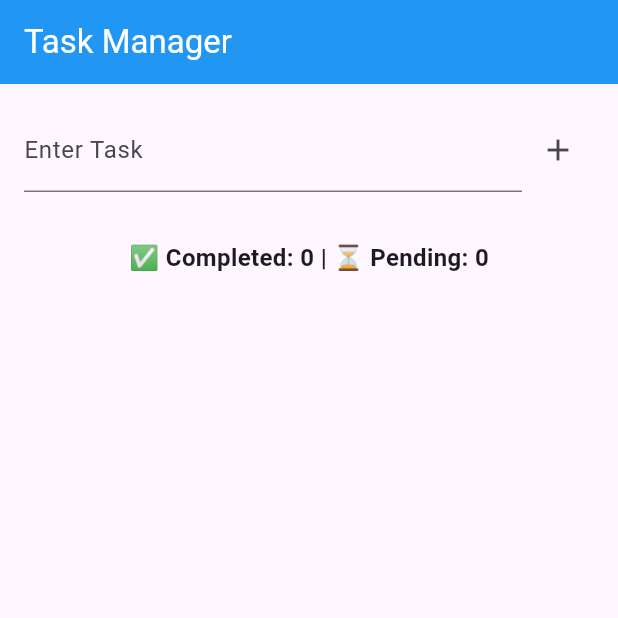
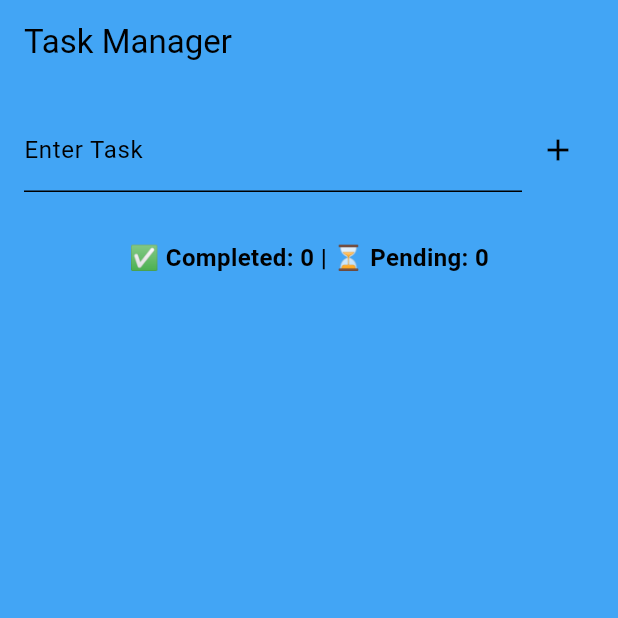
Before and after one commit to abir739/Flutter_Widgets, a Flutter app: the TaskScreen screen opened directly, on a phone screen of 412 x 824 dp, the top half of it. Run offline on Flutter 3.47's test engine with Material 3 defaults, Android fonts, the light colour scheme and no system bars; our stand-ins replace flutter_bloc, flutter_riverpod, flutter_slidable, get, hive, hive_flutter and 1 more; accounts and stored records are empty.

Commit message:
Flutter Masterclass P1: Themes: light vs dark mode

```diff
--- a/FULL Flutter Masterclass/todo_app/lib/bd/todo_data.dart
+++ b/FULL Flutter Masterclass/todo_app/lib/bd/todo_data.dart
@@ -3,6 +3,8 @@ import 'package:hive/hive.dart';
 import 'package:todo_app/models/todo_model.dart';
 
 class TaskData extends ChangeNotifier {
+  // reference the hive box
+  // final _box = Hive.openBox('toDoBox)
   final Box<TodoModel> _box;
 
   TaskData(this._box);
--- /dev/null
+++ b/FULL Flutter Masterclass/todo_app/lib/theme/theme.dart
@@ -0,0 +1,16 @@
+import 'package:flutter/material.dart';
+
+ThemeData lightMode = ThemeData(
+  brightness: Brightness.light,
+  colorScheme: ColorScheme.light(surface: Colors.blue.shade400,
+  primary: Colors.blue.shade300,
+  secondary: Colors.blue.shade200),
+
+);
+
+ThemeData darkMode = ThemeData(
+  brightness: Brightness.dark,
+  colorScheme: ColorScheme.dark(surface: Colors.blue.shade900,
+  primary: Colors.blue.shade800,
+  secondary: Colors.blue.shade700)
+);
--- /dev/null
+++ b/FULL Flutter Masterclass/todo_app/lib/theme/theme_provider.dart
@@ -0,0 +1,21 @@
+import 'package:flutter/material.dart';
+import 'package:todo_app/theme/theme.dart';
+
+class ThemeProvider extends ChangeNotifier {
+  ThemeData _themeData = lightMode;
+
+  ThemeData get themeData => _themeData;
+
+  set themeData(ThemeData themeData) {
+    _themeData = themeData;
+    notifyListeners();
+  }
+
+  void toggleTheme() {
+    if (_themeData == lightMode) {
+      themeData = darkMode;
+    } else {
+      themeData = lightMode;
+    }
+  }
+}
--- a/FULL Flutter Masterclass/todo_app/lib/widgets/task_tile_widget.dart
+++ b/FULL Flutter Masterclass/todo_app/lib/widgets/task_tile_widget.dart
@@ -34,7 +34,7 @@ class TaskTileWidget extends StatelessWidget {
         child: Container(
           padding: const EdgeInsets.all(20),
           decoration: BoxDecoration(
-            color: Colors.blue,
+            color: Theme.of(context).colorScheme.primary,
             borderRadius: BorderRadius.circular(14),
           ),
           child: ListTile(
--- a/FULL Flutter Masterclass/todo_app/pubspec.yaml
+++ b/FULL Flutter Masterclass/todo_app/pubspec.yaml
@@ -39,13 +39,14 @@ dependencies:
   provider: ^6.1.4
   hive: ^2.2.3
   hive_flutter: ^1.1.0
-  hive_generator: ^2.0.1
-  build_runner: ^2.4.13
+
   flutter_slidable: ^3.1.2
 
 dev_dependencies:
   flutter_test:
     sdk: flutter
+  hive_generator: ^2.0.1
+  build_runner: ^2.4.13
 
   # The "flutter_lints" package below contains a set of recommended lints to
   # encourage good coding practices. The lint set provided by the package is
```
Also changed, not shown: FULL Flutter Masterclass/todo_app/lib/main.dart (+26 -13 lines), FULL Flutter Masterclass/todo_app/lib/pages/home_page.dart (+24 -3 lines), FULL Flutter Masterclass/todo_app/pubspec.lock.
